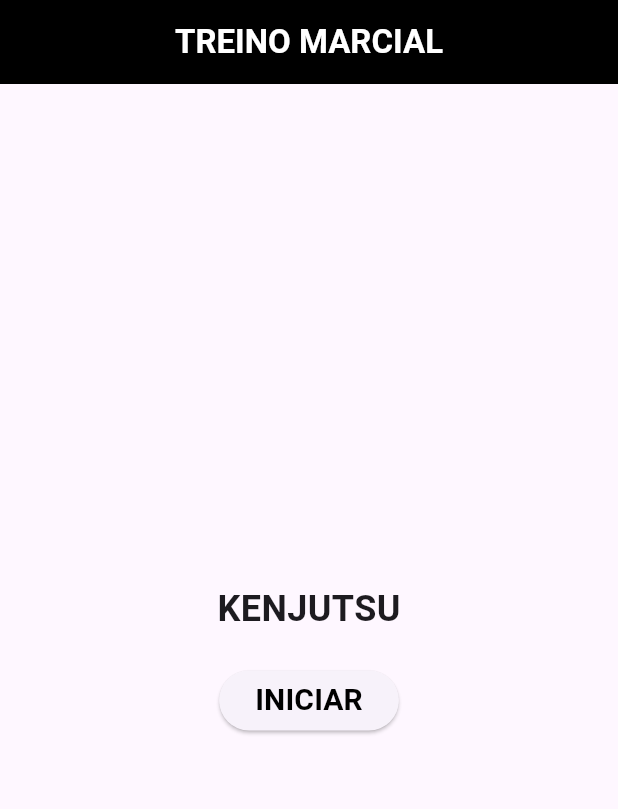
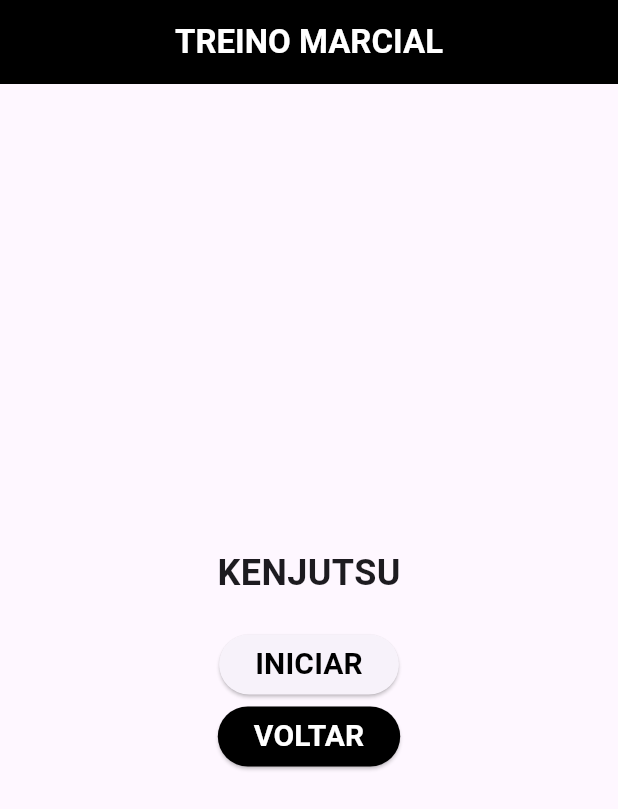
Before and after one commit to StephanMorais/treino_stephan, a Flutter app: the screen it shows after launch, after a tap on "FAÇA O TREINO DIÁRIO", on a phone screen of 412 x 824 dp. Shown: the top 809 px of the screen. Run offline on Flutter 3.47's test engine with Material 3 defaults, Android fonts, the phone set to English and light mode, and no system bars.

Commit message:
Adição do botão para voltar á pagina inicial.

```diff
--- a/lib/main.dart
+++ b/lib/main.dart
@@ -5,8 +5,8 @@ import 'package:treino_stephan/dao.dart';
 import 'package:treino_stephan/espadalonga.dart';
 import 'package:treino_stephan/faca.dart';
 import 'package:treino_stephan/katana.dart';
-import 'selecao.dart';
-import 'treinoDiario.dart';
+import 'package:treino_stephan/selecao.dart';
+import 'package:treino_stephan/treinoDiario.dart';
 
 void main() {
   runApp(MyApp());
@@ -22,12 +22,13 @@ class MyApp extends StatelessWidget {
       ),
       routes: {
         'selecao.dart': (context) => selecao(),
-        'treinoDiario.dart': (context) => diario(),
+        'treino_stephan/treinoDiario.dart': (context) => diario(),
         '12.dart': (context) => Exercise12Page(),
         'katana.dart': (context) => ExercisekatanaPage(),
         'dao.dart': (context) => ExercisedaoPage(),
         'faca.dart': (context) => ExercisefacaPage(),
         'espadalonga.dart': (context) => ExerciseespadaPage(),
+        'main.dart': (context) => HomePageIndex(),
       },
       home: HomePageIndex(),
     );
@@ -37,8 +38,6 @@ class MyApp extends StatelessWidget {
 class HomePageIndex extends StatelessWidget {
   @override
   Widget build(BuildContext context) {
-    String dayMessage = '';
-
     return Scaffold(
       appBar: AppBar(
         backgroundColor: Colors.black,
@@ -55,13 +54,6 @@ class HomePageIndex extends StatelessWidget {
         child: Column(
           mainAxisAlignment: MainAxisAlignment.center,
           children: <Widget>[
-            Text(
-              '$dayMessage',
-              style: TextStyle(
-                fontSize: 24,
-                fontWeight: FontWeight.bold,
-              ),
-            ),
             SizedBox(height: 20),
             ElevatedButton(
               onPressed: () {
@@ -78,7 +70,8 @@ class HomePageIndex extends StatelessWidget {
             SizedBox(height: 20),
             ElevatedButton(
               onPressed: () {
-                Navigator.pushReplacementNamed(context, 'treinoDiario.dart');
+                Navigator.pushReplacementNamed(
+                    context, 'treino_stephan/treinoDiario.dart');
               },
               child: Text(
                 'FAÇA O TREINO DIÁRIO',
--- a/lib/treinoDiario.dart
+++ b/lib/treinoDiario.dart
@@ -4,6 +4,7 @@ import '12.dart';
 import 'dao.dart';
 import 'katana.dart';
 import 'faca.dart';
+import 'main.dart';
 
 void main() {
   runApp(diario());
@@ -23,6 +24,7 @@ class diario extends StatelessWidget {
         'dao.dart': (context) => ExercisedaoPage(),
         'faca.dart': (context) => ExercisefacaPage(),
         'espadalonga.dart': (context) => ExerciseespadaPage(),
+        'main.dart': (context) => HomePageIndex(),
       },
       home: HomePage(),
     );
@@ -118,6 +120,21 @@ class HomePage extends StatelessWidget {
                     fontWeight: FontWeight.bold,
                     color: Color.fromARGB(255, 0, 0, 0)),
               ),
+            ),
+            ElevatedButton(
+              style: ElevatedButton.styleFrom(
+                  foregroundColor: const Color.fromARGB(255, 255, 255, 255),
+                  backgroundColor: const Color.fromARGB(255, 0, 0, 0)),
+              onPressed: () {
+                Navigator.pushReplacementNamed(context, 'main.dart');
+              },
+              child: const Text(
+                'VOLTAR',
+                style: TextStyle(
+                    fontSize: 20,
+                    fontWeight: FontWeight.bold,
+                    color: Color.fromARGB(255, 255, 255, 255)),
+              ),
             )
           ],
         ),
--- a/pubspec.yaml
+++ b/pubspec.yaml
@@ -64,9 +64,9 @@ flutter:
   uses-material-design: true
 
   # To add assets to your application, add an assets section, like this:
-  # assets:
-  #   - images/a_dot_burr.jpeg
-  #   - images/a_dot_ham.jpeg
+  #assets:
+   #-/home/stephan/Documentos/treino_stephan/assets/backgrounds/bruxaqueimando.jpg,
+  #-/home/stephan/Documentos/treino_stephan/assets/backgrounds/bruxaqueimando.jpg
 
   # An image asset can refer to one or more resolution-specific "variants", see
   # https://flutter.dev/assets-and-images/#resolution-aware
```
Also changed, not shown: lib/12.dart (+20 -0 lines), lib/dao.dart (+20 -0 lines), lib/espadalonga.dart (+20 -0 lines), lib/faca.dart (+20 -0 lines), lib/katana.dart (+19 -0 lines), lib/selecao.dart (+18 -1 lines), assets/backgrounds/bruxaqueimando.jpg (added), pubspec.lock, 1 other file.
